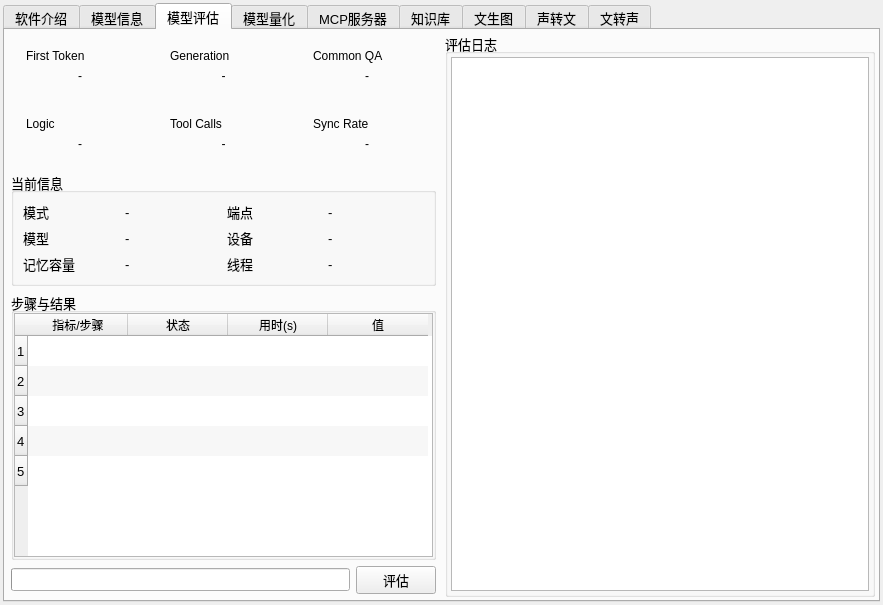
Before: the Qt Designer form src/expend/expend.ui in ylsdamxssjxxdd/eva, drawn with Qt 5.
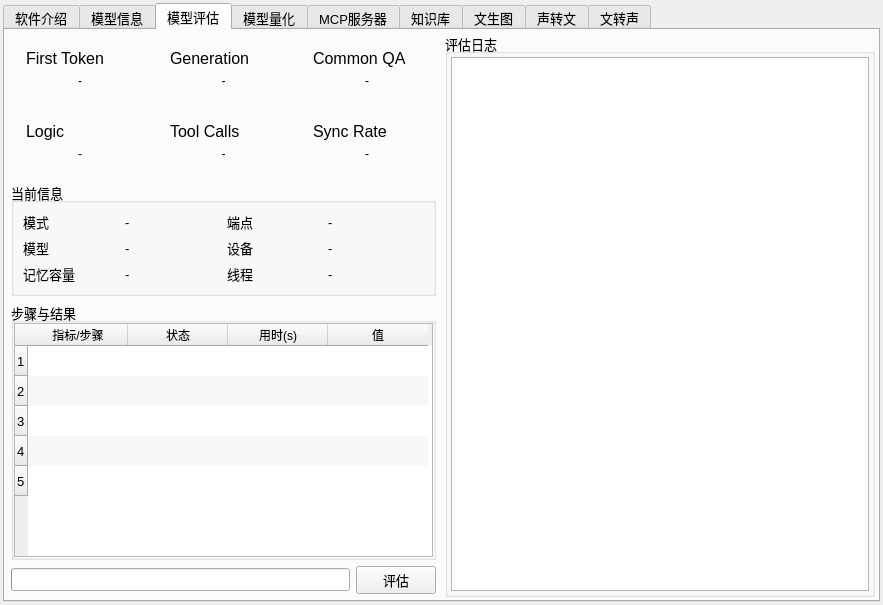
After: the same form once the commit is applied. The open tabs and pages were chosen to show the change. Custom widgets are drawn as their Qt base class.

Commit message: 添加新字体

Patch:
```diff
--- a/src/expend/expend.ui
+++ b/src/expend/expend.ui
@@ -248,6 +248,11 @@
                 </property>
                 <item>
                  <widget class="QLabel" name="eval_summary_ttfb_label">
+                  <property name="font">
+                   <font>
+                    <pointsize>12</pointsize>
+                   </font>
+                  </property>
                   <property name="text">
                    <string>First Token</string>
                   </property>
@@ -292,6 +297,11 @@
                 </property>
                 <item>
                  <widget class="QLabel" name="eval_summary_gen_label">
+                  <property name="font">
+                   <font>
+                    <pointsize>12</pointsize>
+                   </font>
+                  </property>
                   <property name="text">
                    <string>Generation</string>
                   </property>
@@ -336,6 +346,11 @@
                 </property>
                 <item>
                  <widget class="QLabel" name="eval_summary_qa_label">
+                  <property name="font">
+                   <font>
+                    <pointsize>12</pointsize>
+                   </font>
+                  </property>
                   <property name="text">
                    <string>Common QA</string>
                   </property>
@@ -380,6 +395,11 @@
                 </property>
                 <item>
                  <widget class="QLabel" name="eval_summary_logic_label">
+                  <property name="font">
+                   <font>
+                    <pointsize>12</pointsize>
+                   </font>
+                  </property>
                   <property name="text">
                    <string>Logic</string>
                   </property>
@@ -424,6 +444,11 @@
                 </property>
                 <item>
                  <widget class="QLabel" name="eval_summary_tool_label">
+                  <property name="font">
+                   <font>
+                    <pointsize>12</pointsize>
+                   </font>
+                  </property>
                   <property name="text">
                    <string>Tool Calls</string>
                   </property>
@@ -468,6 +493,11 @@
                 </property>
                 <item>
                  <widget class="QLabel" name="eval_summary_sync_label">
+                  <property name="font">
+                   <font>
+                    <pointsize>12</pointsize>
+                   </font>
+                  </property>
                   <property name="text">
                    <string>Sync Rate</string>
                   </property>
```
Left out of the diff: 2 changed lines with no effect on the pictures. The commit also changes 2 other files.
